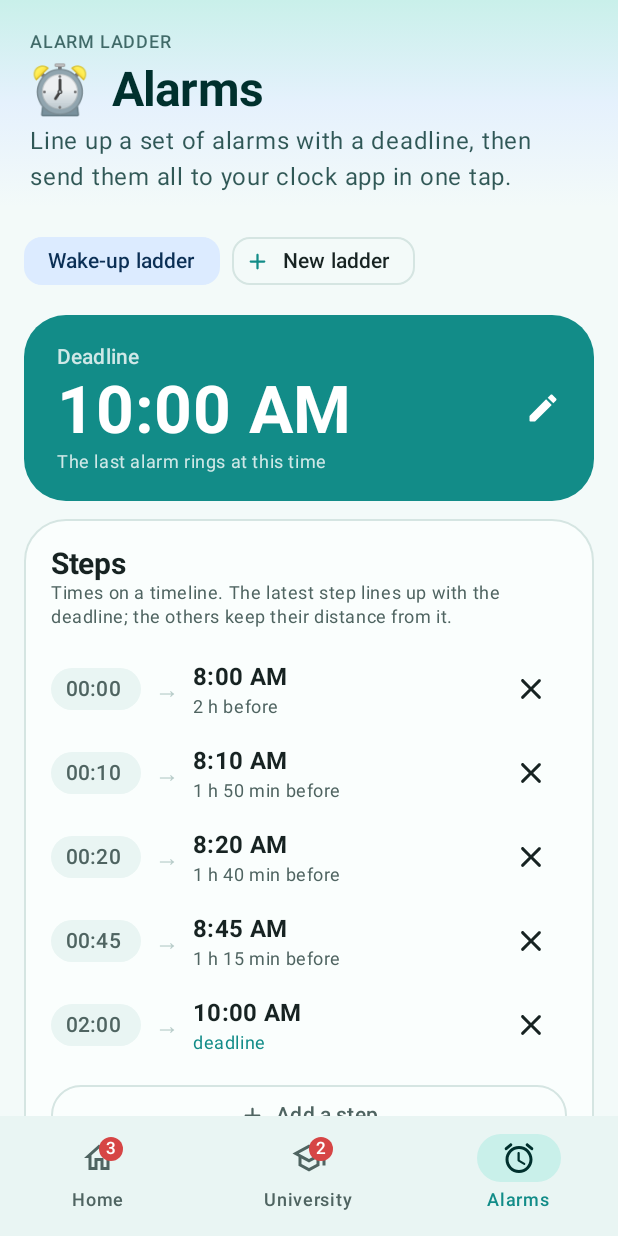
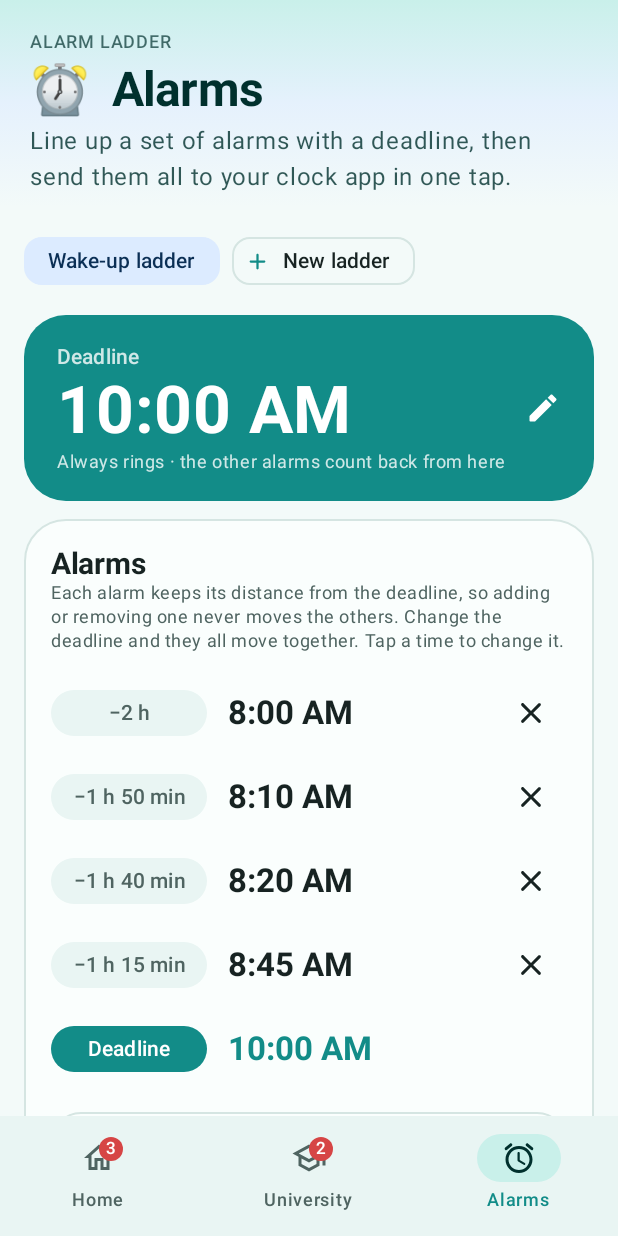
Before and after one commit to berkay-karsli/ClaudeWorkSpace, an Android app built with Jetpack Compose: the screen it shows after launch (MainActivity), item 3 of the bottom bar chosen, on a phone screen of 412 x 824 dp. Run offline under Robolectric (Android 15) with nearby library versions, the phone set to English and light mode, and no system bars.

Commit message:
Alarm ladder: count every alarm back from the deadline
Alarms used to be timeline steps lined up so the latest one hit the
deadline, so adding a step after the last one (the +N min buttons) or
deleting one shifted every other alarm, and the timeline labels stopped
making sense after deletions. Now each alarm stores how long before the
deadline it rings:

- '-5/-10/-15/-30 min, -1 h' add one more before the earliest alarm and
  can be tapped repeatedly without moving earlier choices.
- Removing an alarm leaves the rest untouched; rows show their fixed
  distance (e.g. '-1 h 15 min') and can be tapped to change the time.
- Saved ladders in the old timeline format are converted on load.

Co-Authored-By: Claude Opus 5.5 <noreply@anthropic.com>
Claude-Session: https://claude.ai/code/session_016mqxykunwqJNzWkzodQVTc

```diff
--- a/todo-android/app/src/main/java/com/dailytodo/data/Models.kt
+++ b/todo-android/app/src/main/java/com/dailytodo/data/Models.kt
@@ -95,31 +95,61 @@ data class PlannedEvent(
 }
 
 /**
- * A saved "alarm ladder" for the clock app. [steps] are times on a timeline (minutes, e.g. 00:00,
- * 00:10, 00:20, 00:45, 02:00); the latest step lines up with the [deadline] and the others keep
- * their distance from it. Steps 0/10/20/45/120 with a 10:00 deadline give 08:00, 08:10, 08:20,
- * 08:45 and 10:00.
+ * A saved "alarm ladder" for the clock app: a [deadline] that always rings, plus extra alarms
+ * that each ring a fixed number of minutes ([before]) ahead of it. Every alarm only depends on the
+ * deadline, so adding or removing one never moves the others. With a 10:00 deadline and
+ * before = 120, 110, 100, 75 the alarms are 08:00, 08:10, 08:20, 08:45 and 10:00.
  */
 data class AlarmPreset(
     val id: Long,
     val name: String,
-    val steps: List<Int> = listOf(0),
+    /** Minutes before the deadline of each extra alarm (1 to 23 h 59 min). */
+    val before: List<Int> = emptyList(),
     /** Minutes after midnight. */
     val deadline: Int = 8 * 60,
     val sound: String = "",
 ) {
-    val sortedSteps: List<Int> get() = steps.distinct().sorted().ifEmpty { listOf(0) }
+    /** Minutes before the deadline of every alarm, earliest first, ending with 0 (the deadline). */
+    val offsets: List<Int>
+        get() = (before.filter { it in 1 until MINUTES_PER_DAY } + 0).distinct().sortedDescending()
 
-    /** How long before the deadline a step rings, in minutes. */
-    fun minutesBefore(step: Int): Int = sortedSteps.last() - step
+    /** The clock time (minutes after midnight) of the alarm [offset] minutes before the deadline. */
+    fun timeOf(offset: Int): Int = Math.floorMod(deadline - offset, MINUTES_PER_DAY)
 
-    /** The clock times (minutes after midnight) of every alarm, earliest first. */
-    fun alarmTimes(): List<Int> = sortedSteps.map { Math.floorMod(deadline - minutesBefore(it), MINUTES_PER_DAY) }
+    /** The clock times of every alarm, earliest first. */
+    fun alarmTimes(): List<Int> = offsets.map(::timeOf)
+
+    /** How far a clock time is ahead of the deadline, counting back up to 24 hours. */
+    fun offsetOf(minuteOfDay: Int): Int = Math.floorMod(deadline - minuteOfDay, MINUTES_PER_DAY)
+
+    /** Adds an alarm at a clock time; the deadline itself and repeats are ignored. */
+    fun withAlarmAt(minuteOfDay: Int): AlarmPreset = withOffset(offsetOf(minuteOfDay))
+
+    /** Adds an alarm [gap] minutes before the current earliest one. */
+    fun withEarlierAlarm(gap: Int): AlarmPreset = withOffset(offsets.first() + gap)
+
+    fun withoutOffset(offset: Int): AlarmPreset = copy(before = before.filterNot { it == offset })
+
+    /** Moves the alarm at [offset] to a new clock time. */
+    fun movedTo(offset: Int, minuteOfDay: Int): AlarmPreset = withoutOffset(offset).withAlarmAt(minuteOfDay)
+
+    private fun withOffset(offset: Int): AlarmPreset =
+        if (offset !in 1 until MINUTES_PER_DAY || offset in before) this
+        else copy(before = (before + offset).sortedDescending())
 
     companion object {
         const val MINUTES_PER_DAY = 24 * 60
 
-        fun example() = AlarmPreset(1, "Wake-up ladder", listOf(0, 10, 20, 45, 120), deadline = 10 * 60)
+        fun example() = AlarmPreset(1, "Wake-up ladder", listOf(120, 110, 100, 75), deadline = 10 * 60)
+
+        /**
+         * Converts the first version's timeline steps (e.g. 00:00, 00:10, 02:00, where the latest
+         * step was the deadline) into minutes before the deadline.
+         */
+        fun beforeFromSteps(steps: List<Int>): List<Int> {
+            val last = steps.maxOrNull() ?: return emptyList()
+            return steps.map { last - it }.filter { it > 0 }.distinct().sortedDescending()
+        }
     }
 }
 
--- a/todo-android/app/src/main/java/com/dailytodo/data/TodoJson.kt
+++ b/todo-android/app/src/main/java/com/dailytodo/data/TodoJson.kt
@@ -42,7 +42,7 @@ object TodoJson {
                 put(JSONObject().apply {
                     put("id", p.id)
                     put("name", p.name)
-                    put("steps", JSONArray(p.steps))
+                    put("before", JSONArray(p.before))
                     put("deadline", p.deadline)
                     put("sound", p.sound)
                 })
@@ -84,7 +84,8 @@ object TodoJson {
                 AlarmPreset(
                     id = o.getLong("id"),
                     name = o.optString("name", ""),
-                    steps = o.optJSONArray("steps").longs().map { it.toInt() },
+                    before = if (o.has("before")) o.optJSONArray("before").longs().map { it.toInt() }
+                    else AlarmPreset.beforeFromSteps(o.optJSONArray("steps").longs().map { it.toInt() }),
                     deadline = o.optInt("deadline", 8 * 60),
                     sound = o.optString("sound", ""),
                 )
--- a/todo-android/app/src/main/java/com/dailytodo/ui/AlarmsScreen.kt
+++ b/todo-android/app/src/main/java/com/dailytodo/ui/AlarmsScreen.kt
@@ -3,6 +3,7 @@
 package com.dailytodo.ui
 
 import androidx.compose.foundation.background
+import androidx.compose.foundation.clickable
 import androidx.compose.foundation.layout.Arrangement
 import androidx.compose.foundation.layout.Box
 import androidx.compose.foundation.layout.Column
@@ -52,10 +53,12 @@ import androidx.compose.runtime.saveable.rememberSaveable
 import androidx.compose.runtime.setValue
 import androidx.compose.ui.Alignment
 import androidx.compose.ui.Modifier
+import androidx.compose.ui.draw.clip
 import androidx.compose.ui.graphics.Brush
 import androidx.compose.ui.platform.LocalContext
 import androidx.compose.ui.text.font.FontWeight
 import androidx.compose.ui.text.input.KeyboardCapitalization
+import androidx.compose.ui.text.style.TextAlign
 import androidx.compose.ui.unit.Dp
 import androidx.compose.ui.unit.dp
 import androidx.compose.ui.unit.sp
@@ -66,8 +69,8 @@ import kotlinx.coroutines.launch
 import java.time.LocalTime
 
 /**
- * The alarm ladder: saved lists of steps that are lined up with a deadline and sent to the
- * phone's clock app as real alarms.
+ * The alarm ladder: a saved deadline plus alarms that count back from it, sent to the phone's
+ * clock app as real alarms.
  */
 @Composable
 fun AlarmsScreen(
@@ -81,7 +84,9 @@ fun AlarmsScreen(
     var selectedId by rememberSaveable { mutableStateOf(presets.firstOrNull()?.id ?: 0L) }
     val preset = presets.firstOrNull { it.id == selectedId } ?: presets.firstOrNull()
     var pickingDeadline by remember { mutableStateOf(false) }
-    var addingStep by remember { mutableStateOf(false) }
+    var addingAlarm by remember { mutableStateOf(false) }
+    // The alarm (minutes before the deadline) whose time is being changed.
+    var movingOffset by remember { mutableStateOf<Int?>(null) }
     var confirmDelete by remember { mutableStateOf(false) }
     // Which alarm is being sent to the clock app right now (1-based), or null when idle.
     var sending by remember { mutableStateOf<Int?>(null) }
@@ -137,17 +142,14 @@ fun AlarmsScreen(
             DeadlineCard(preset.deadline) { pickingDeadline = true }
         }
 
-        item(key = "steps-${preset.id}") {
-            StepsCard(
+        item(key = "alarms-${preset.id}") {
+            LadderAlarmsCard(
                 preset = preset,
-                onRemove = { step -> update { it.copy(steps = it.steps - step) } },
-                onAdd = { addingStep = true },
-                onAddAfterLast = { gap ->
-                    update {
-                        val next = it.sortedSteps.last() + gap
-                        if (next < AlarmPreset.MINUTES_PER_DAY) it.copy(steps = it.steps + next) else it
-                    }
-                },
+                onRemove = { offset -> update { it.withoutOffset(offset) } },
+                onMove = { offset -> movingOffset = offset },
+                onDeadline = { pickingDeadline = true },
+                onAdd = { addingAlarm = true },
+                onAddEarlier = { gap -> update { it.withEarlierAlarm(gap) } },
             )
         }
 
@@ -173,7 +175,7 @@ fun AlarmsScreen(
 
         item(key = "apply-${preset.id}") {
             Column(Modifier.padding(horizontal = 16.dp)) {
-                val count = preset.sortedSteps.size
+                val count = preset.offsets.size
                 Button(
                     onClick = {
                         scope.launch {
@@ -230,17 +232,35 @@ fun AlarmsScreen(
             },
         )
     }
-    if (preset != null && addingStep) {
-        val suggestion = (preset.sortedSteps.last() + 10).coerceAtMost(AlarmPreset.MINUTES_PER_DAY - 1)
+    if (preset != null && addingAlarm) {
+        // Suggest 10 minutes before the earliest alarm.
+        val suggestion = preset.timeOf(preset.offsets.first() + 10)
         TimeDialog(
-            title = "Add a step (hh:mm on your timeline)",
+            title = "Add an alarm",
             confirmLabel = "Add",
             initial = LocalTime.of(suggestion / 60, suggestion % 60),
-            force24Hour = true,
-            onDismiss = { addingStep = false },
+            onDismiss = { addingAlarm = false },
             onPicked = { time ->
-                addingStep = false
-                update { it.copy(steps = (it.steps + (time.hour * 60 + time.minute)).distinct()) }
+                addingAlarm = false
+                val minute = time.hour * 60 + time.minute
+                if (preset.offsetOf(minute) == 0) showMessage("That's the deadline — it always rings")
+                else update { it.withAlarmAt(minute) }
+            },
+        )
+    }
+    val moving = movingOffset
+    if (preset != null && moving != null) {
+        val current = preset.timeOf(moving)
+        TimeDialog(
+            title = "Change alarm time",
+            confirmLabel = "Save",
+            initial = LocalTime.of(current / 60, current % 60),
+            onDismiss = { movingOffset = null },
+            onPicked = { time ->
+                movingOffset = null
+                val minute = time.hour * 60 + time.minute
+                if (preset.offsetOf(minute) == 0) showMessage("That's the deadline — it always rings")
+                else update { it.movedTo(moving, minute) }
             },
         )
     }
@@ -326,7 +346,7 @@ private fun DeadlineCard(deadline: Int, onClick: () -> Unit) {
                     color = colors.onPrimary,
                 )
                 Text(
-                    "The last alarm rings at this time",
+                    "Always rings · the other alarms count back from here",
                     style = MaterialTheme.typography.bodySmall,
                     color = colors.onPrimary.copy(alpha = 0.8f),
                 )
@@ -337,59 +357,80 @@ private fun DeadlineCard(deadline: Int, onClick: () -> Unit) {
 }
 
 @Composable
-private fun StepsCard(
+private fun LadderAlarmsCard(
     preset: AlarmPreset,
     onRemove: (Int) -> Unit,
+    onMove: (Int) -> Unit,
+    onDeadline: () -> Unit,
     onAdd: () -> Unit,
-    onAddAfterLast: (Int) -> Unit,
+    onAddEarlier: (Int) -> Unit,
 ) {
     val colors = MaterialTheme.colorScheme
-    val steps = preset.sortedSteps
-    val times = preset.alarmTimes()
+    val offsets = preset.offsets
     LadderCard {
-        Text("Steps", style = SectionTitle)
+        Text("Alarms", style = SectionTitle)
         Text(
-            "Times on a timeline. The latest step lines up with the deadline; the others keep their distance from it.",
+            "Each alarm keeps its distance from the deadline, so adding or removing one never moves " +
+                "the others. Change the deadline and they all move together. Tap a time to change it.",
             style = MaterialTheme.typography.bodySmall,
             color = colors.onSurfaceVariant,
         )
         Spacer(Modifier.height(12.dp))
-        steps.zip(times).forEach { (step, time) ->
-            val before = preset.minutesBefore(step)
-            Row(Modifier.padding(vertical = 4.dp), verticalAlignment = Alignment.CenterVertically) {
+        offsets.forEach { offset ->
+            val isDeadline = offset == 0
+            Row(
+                Modifier
+                    .fillMaxWidth()
+                    .clip(MaterialTheme.shapes.small)
+                    .clickable { if (isDeadline) onDeadline() else onMove(offset) }
+                    .padding(vertical = 4.dp),
+                verticalAlignment = Alignment.CenterVertically,
+            ) {
                 Text(
-                    formatStep(step),
+                    if (isDeadline) "Deadline" else "−${ClockApp.durationLabel(offset)}",
                     style = MaterialTheme.typography.labelLarge,
-                    color = colors.onSurfaceVariant,
+                    color = if (isDeadline) colors.onPrimary else colors.onSurfaceVariant,
+                    textAlign = TextAlign.Center,
                     modifier = Modifier
-                        .background(colors.surfaceContainer, RoundedCornerShape(50))
-                        .padding(horizontal = 10.dp, vertical = 4.dp)
-                        .widthIn(min = 40.dp),
+                        .background(if (isDeadline) colors.primary else colors.surfaceContainer, RoundedCornerShape(50))
+                        .padding(horizontal = 10.dp, vertical = 5.dp)
+                        .widthIn(min = 84.dp),
                 )
-                Text("  →  ", color = colors.outline)
-                Column(Modifier.weight(1f)) {
-                    Text(formatMinuteOfDay(time), style = MaterialTheme.typography.titleMedium, fontWeight = FontWeight.Bold)
-                    Text(
-                        if (before == 0) "deadline" else "${ClockApp.durationLabel(before)} before",
-                        style = MaterialTheme.typography.bodySmall,
-                        color = if (before == 0) colors.primary else colors.onSurfaceVariant,
-                    )
-                }
-                IconButton(onClick = { onRemove(step) }, enabled = steps.size > 1) {
-                    Icon(Icons.Rounded.Close, contentDescription = "Remove step ${formatStep(step)}")
+                Spacer(Modifier.width(14.dp))
+                Text(
+                    formatMinuteOfDay(preset.timeOf(offset)),
+                    style = MaterialTheme.typography.titleLarge,
+                    fontWeight = FontWeight.Bold,
+                    color = if (isDeadline) colors.primary else colors.onSurface,
+                    modifier = Modifier.weight(1f),
+                )
+                if (isDeadline) {
+                    Spacer(Modifier.size(48.dp))
+                } else {
+                    IconButton(onClick = { onRemove(offset) }) {
+                        Icon(Icons.Rounded.Close, contentDescription = "Remove ${formatMinuteOfDay(preset.timeOf(offset))}")
+                    }
                 }
             }
         }
-        Spacer(Modifier.height(8.dp))
+        Spacer(Modifier.height(10.dp))
         OutlinedButton(onClick = onAdd, modifier = Modifier.fillMaxWidth()) {
             Icon(Icons.Rounded.Add, null, Modifier.size(18.dp))
-            Text("  Add a step")
+            Text("  Add an alarm at a time")
         }
-        Spacer(Modifier.height(6.dp))
-        Text("Add after the last step", style = MaterialTheme.typography.labelMedium, color = colors.onSurfaceVariant)
+        Spacer(Modifier.height(10.dp))
+        Text(
+            "Add one more before ${formatMinuteOfDay(preset.timeOf(offsets.first()))} — tap as often as you like",
+            style = MaterialTheme.typography.labelMedium,
+            color = colors.onSurfaceVariant,
+        )
         FlowRow(horizontalArrangement = Arrangement.spacedBy(8.dp)) {
             listOf(5, 10, 15, 30, 60).forEach { gap ->
-                SuggestionChip(onClick = { onAddAfterLast(gap) }, label = { Text("+${ClockApp.durationLabel(gap)}") })
+                SuggestionChip(
+                    onClick = { onAddEarlier(gap) },
+                    enabled = offsets.first() + gap < AlarmPreset.MINUTES_PER_DAY,
+                    label = { Text("−${ClockApp.durationLabel(gap)}") },
+                )
             }
         }
     }
--- a/todo-android/app/src/main/java/com/dailytodo/ui/Format.kt
+++ b/todo-android/app/src/main/java/com/dailytodo/ui/Format.kt
@@ -23,9 +23,6 @@ fun formatTime(millis: Long): String = millis.toLocalDateTime().format(timeForma
 
 /** A clock time given as minutes after midnight, in the phone's style ("08:30" or "8:30 AM"). */
 fun formatMinuteOfDay(minute: Int): String = LocalTime.of(minute / 60, minute % 60).format(timeFormat)
-
-/** A position on an alarm ladder's timeline, always "hh:mm" (e.g. "02:00"). */
-fun formatStep(minutes: Int): String = "%02d:%02d".format(minutes / 60, minutes % 60)
 
 fun formatDay(date: LocalDate, today: LocalDate): String {
     val days = ChronoUnit.DAYS.between(today, date)
--- a/todo-android/app/src/main/java/com/dailytodo/ui/TodoViewModel.kt
+++ b/todo-android/app/src/main/java/com/dailytodo/ui/TodoViewModel.kt
@@ -124,7 +124,7 @@ class TodoViewModel(app: Application) : AndroidViewModel(app) {
 
     /** Adds a new preset and returns its id. */
     fun addPreset(): Long {
-        val preset = AlarmPreset(newId(), "New ladder", steps = listOf(0, 10, 20), deadline = 8 * 60)
+        val preset = AlarmPreset(newId(), "New ladder", before = listOf(20, 10), deadline = 8 * 60)
         repository.update { d -> d.copy(presets = d.presets + preset) }
         return preset.id
     }
```
Also changed, not shown: todo-android/app/src/main/java/com/dailytodo/alarm/ClockApp.kt (+6 -7 lines), 2 other files.
